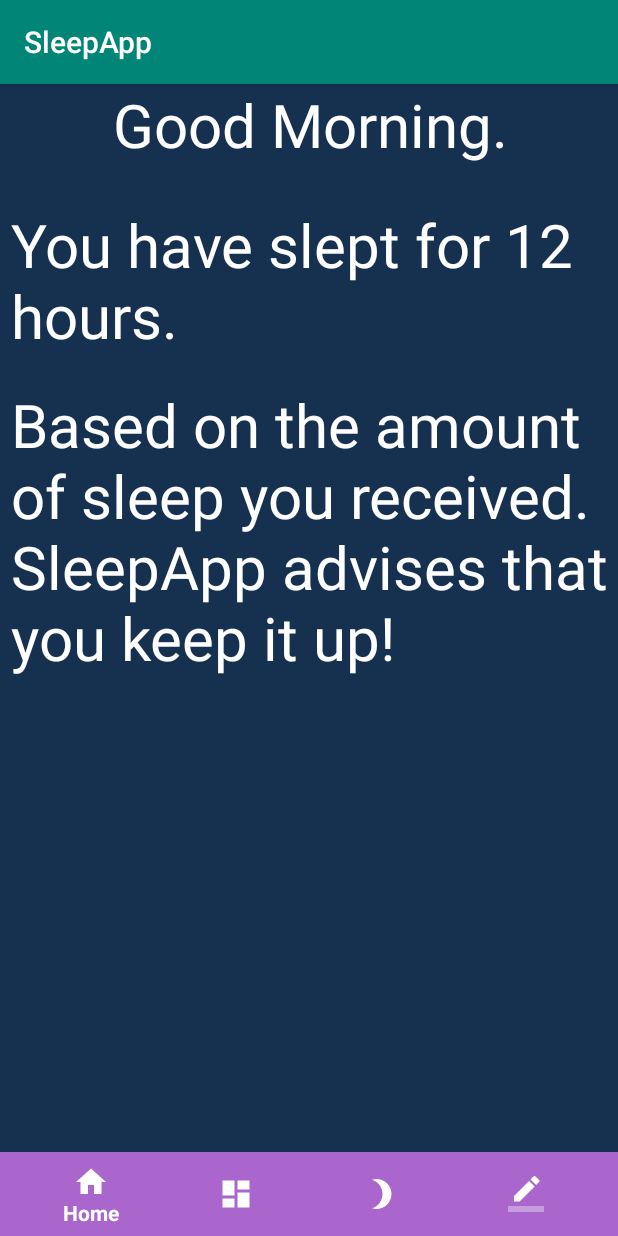
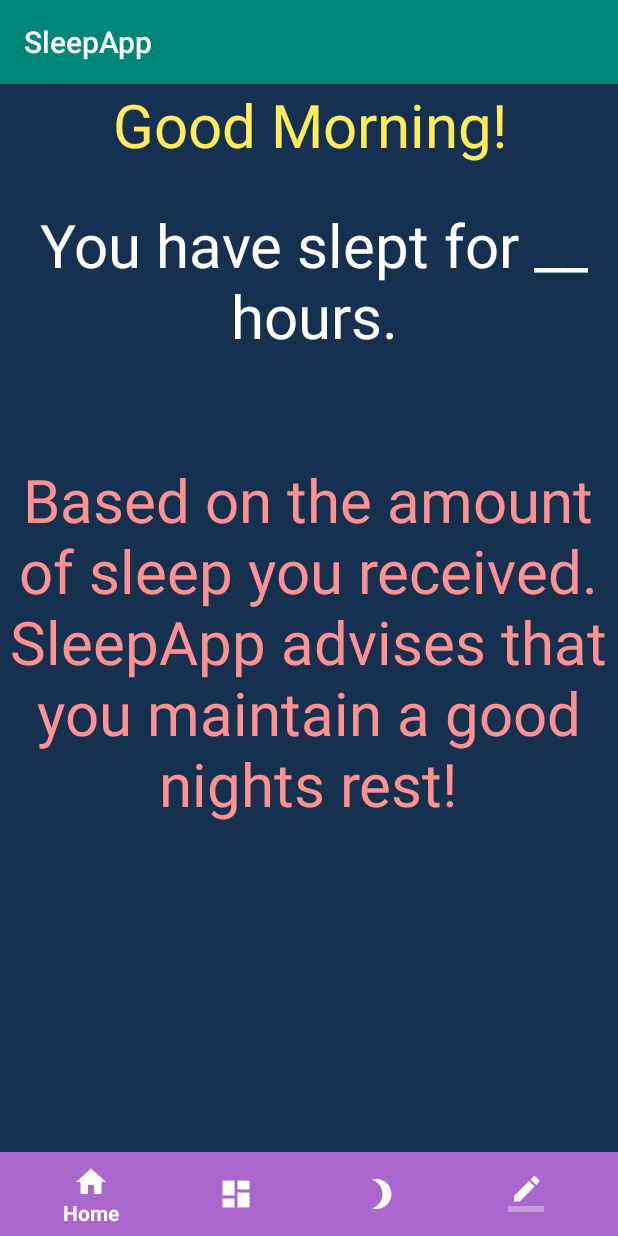
Before and after one commit to ernestchan830/Final-Project, an Android app: the screen it shows after launch (MainActivity), on a phone screen of 412 x 824 dp. Run offline under Robolectric (Android 15) with nearby library versions, the phone set to English and light mode, and no system bars.

```diff
--- a/app/src/main/java/ernestchan830/example/sleepapp/NotesFragment.java
+++ b/app/src/main/java/ernestchan830/example/sleepapp/NotesFragment.java
@@ -11,6 +11,7 @@ import androidx.fragment.app.Fragment;
 
 public class NotesFragment extends Fragment {
 
+
     @Nullable
     @Override
     public View onCreateView(@NonNull LayoutInflater inflater, @Nullable ViewGroup container, @Nullable Bundle savedInstanceState) {
--- a/app/src/main/res/layout/fragment_home.xml
+++ b/app/src/main/res/layout/fragment_home.xml
@@ -1,13 +1,14 @@
 <?xml version="1.0" encoding="utf-8"?>
 <RelativeLayout xmlns:android="http://schemas.android.com/apk/res/android"
-    android:layout_width="match_parent" android:layout_height="match_parent">
+    android:layout_width="match_parent"
+    android:layout_height="match_parent">
 
 
     <TextView
         android:layout_width="wrap_content"
         android:layout_height="wrap_content"
-        android:text="Good Morning."
-        android:textColor="#ffffff"
+        android:text="Good Morning!"
+        android:textColor="#FFEB5C"
         android:layout_marginLeft="75dp"
         android:textSize="40dp"
         />
@@ -15,20 +16,22 @@
     <TextView
         android:layout_width="wrap_content"
         android:layout_height="wrap_content"
-        android:text="You have slept for 12 hours."
+        android:layout_marginLeft="7dp"
         android:layout_marginTop="80dp"
-        android:layout_marginLeft="7dp"
+        android:gravity="center"
+        android:text="You have slept for __ hours."
         android:textColor="#ffffff"
-        android:textSize="40dp"
-        />
+        android:textSize="40dp" />
 
     <TextView
         android:layout_width="wrap_content"
         android:layout_height="wrap_content"
         android:layout_marginLeft="7dp"
-        android:layout_marginTop="200dp"
-        android:textColor="#ffffff"
-        android:text="Based on the amount of sleep you received. SleepApp advises that you keep it up!"
+        android:layout_marginTop="250dp"
+        android:textColor="#FF9191"
+        android:layout_centerHorizontal="true"
+        android:gravity="center"
+        android:text="Based on the amount of sleep you received. SleepApp advises that you maintain a good nights rest!"
         android:textSize="40dp"
         />
 </RelativeLayout>
--- a/app/src/main/res/layout/fragment_notes.xml
+++ b/app/src/main/res/layout/fragment_notes.xml
@@ -1,7 +1,7 @@
 <?xml version="1.0" encoding="utf-8"?>
 <RelativeLayout xmlns:android="http://schemas.android.com/apk/res/android"
     android:layout_width="match_parent"
-    android:layout_height="match_parent"
+    android:layout_height="wrap_content"
     android:orientation = "horizontal">
 <androidx.appcompat.widget.AppCompatCheckBox
     android:layout_width="wrap_content"
```
Also changed, not shown: app/src/main/java/ernestchan830/example/sleepapp/SleepFragment.java (+7 -8 lines), app/src/main/res/layout/fragment_sleep.xml (+5 -4 lines), app/src/main/res/layout/fragment_stats.xml (+8 -5 lines).
